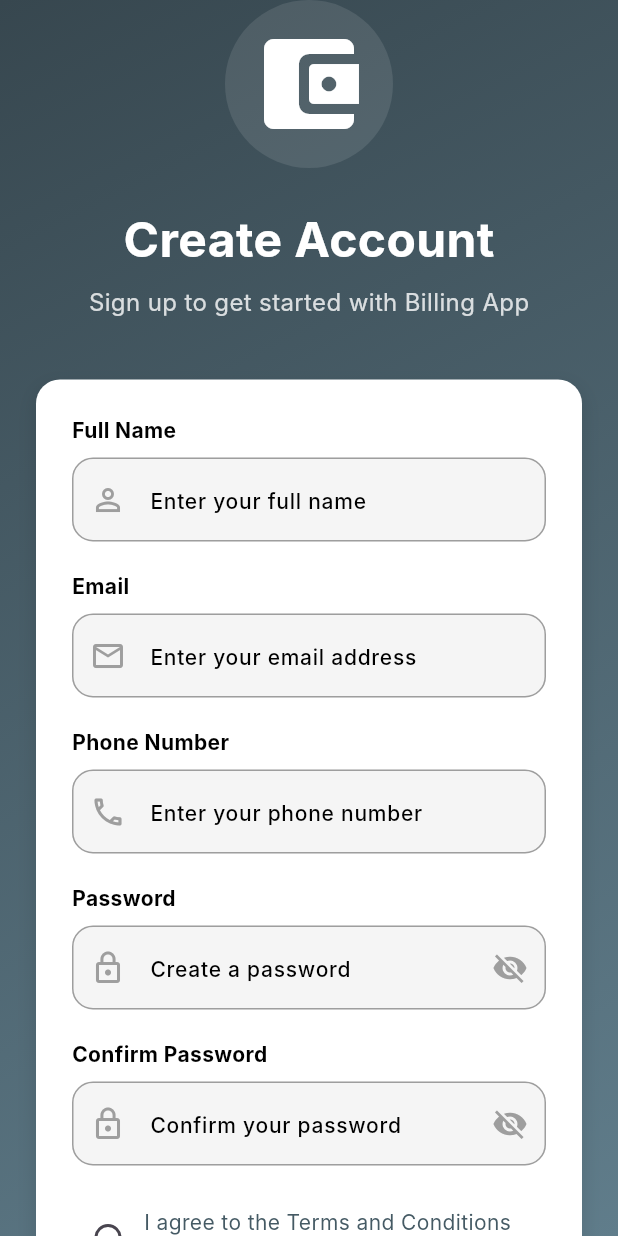
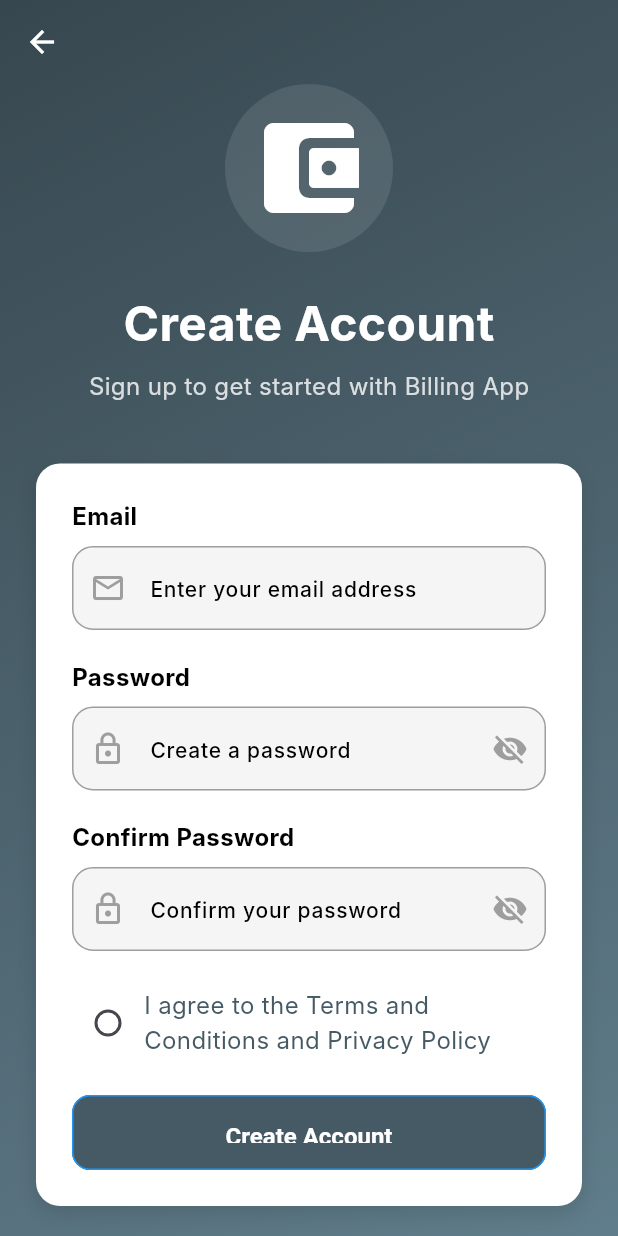
Before and after one commit to ErandaRandikaRox/Billing_App_flutter, a Flutter app: the Register screen opened directly, on a phone screen of 412 x 824 dp. Run offline on Flutter 3.47's test engine with Material 3 defaults, Android fonts, the phone set to English and light mode, and no system bars; our stand-ins replace firebase_auth, firebase_core, fl_chart, salomon_bottom_bar; accounts and stored records are empty; Roboto replaces fonts that are missing (Inter).

Commit message:
Register page created successfully

```diff
--- a/billing_app/lib/main.dart
+++ b/billing_app/lib/main.dart
@@ -1,5 +1,5 @@
 import 'package:billing_app/firebase_options.dart';
-import 'package:billing_app/pages/loging/loging.dart';
+import 'package:billing_app/services/auth/auth_gate.dart';
 import 'package:billing_app/theme/theme_data.dart';
 import 'package:firebase_core/firebase_core.dart';
 import 'package:flutter/material.dart';
@@ -21,7 +21,7 @@ class MyApp extends StatelessWidget {
       theme: MyAppTheme.lightTheme,
       darkTheme: MyAppTheme.darkTheme,
       themeMode: ThemeMode.system,
-      home: Login(),
+      home: AuthGate(),
     );
   }
 }
--- a/billing_app/lib/pages/sigup/signup.dart
+++ b/billing_app/lib/pages/sigup/signup.dart
@@ -1,5 +1,6 @@
-import 'package:billing_app/navigation_bar.dart';
 import 'package:billing_app/pages/loging/loging.dart';
+import 'package:billing_app/services/auth/auth_service.dart';
+import 'package:firebase_auth/firebase_auth.dart';
 import 'package:flutter/material.dart';
 
 class Register extends StatefulWidget {
@@ -13,10 +14,176 @@ class _RegisterState extends State<Register> {
   final _formKey = GlobalKey<FormState>();
   bool _isPasswordVisible = false;
   bool _isConfirmPasswordVisible = false;
+  bool _agreedToTerms = false;
+  bool _isLoading = false;
+
+  final TextEditingController _emailController = TextEditingController();
+  final TextEditingController _passwordController = TextEditingController();
+  final TextEditingController _confirmPasswordController = TextEditingController();
+
+  // Firebase direct instance as fallback
+  final FirebaseAuth _firebaseAuth = FirebaseAuth.instance;
+  late final AuthService _authService;
+
+  @override
+  void initState() {
+    super.initState();
+    try {
+      _authService = AuthService();
+    } catch (e) {
+      debugPrint("Error initializing AuthService: $e");
+      // Fallback handled in register method
+    }
+  }
+
+  @override
+  void dispose() {
+    _emailController.dispose();
+    _passwordController.dispose();
+    _confirmPasswordController.dispose();
+    super.dispose();
+  }
+
+  Future<void> register() async {
+    // Validate form first
+    if (!_formKey.currentState!.validate()) {
+      return;
+    }
+
+    // Check terms agreement
+    if (!_agreedToTerms) {
+      _showErrorDialog("Agreement Required", "Please agree to the Terms and Conditions.");
+      return;
+    }
+
+    // Check passwords match
+    final password = _passwordController.text.trim();
+    final confirmPassword = _confirmPasswordController.text.trim();
+
+    if (password != confirmPassword) {
+      _showErrorDialog("Password Error", "Passwords do not match.");
+      return;
+    }
+
+    // Begin loading state
+    setState(() {
+      _isLoading = true;
+    });
+
+    try {
+      final email = _emailController.text.trim();
+
+      // Try using AuthService first, fallback to direct Firebase Auth if needed
+      try {
+        debugPrint("Attempting to register with email: $email");
+
+        // Try AuthService implementation first
+        await _authService.signUpwithEmailPassword(email, password);
+      } catch (authServiceError) {
+        // If AuthService fails, try direct Firebase method as fallback
+        debugPrint("AuthService failed: $authServiceError. Trying direct Firebase method.");
+
+        // Direct Firebase Auth implementation as fallback
+        await _firebaseAuth.createUserWithEmailAndPassword(
+          email: email,
+          password: password,
+        );
+      }
+
+      debugPrint("Registration successful!");
+
+      if (!mounted) return;
+
+      // Show success message
+      ScaffoldMessenger.of(context).showSnackBar(
+        const SnackBar(
+          content: Text("Registration successful! Please login."),
+          backgroundColor: Colors.green,
+          duration: Duration(seconds: 2),
+        ),
+      );
+
+      // Wait a moment before navigating
+      Future.delayed(const Duration(milliseconds: 1500), () {
+        if (!mounted) return;
+        Navigator.pushReplacement(
+          context,
+          MaterialPageRoute(builder: (context) => const Login()),
+        );
+      });
+
+    } on FirebaseAuthException catch (e) {
+      debugPrint("Firebase Auth Error: ${e.code} - ${e.message}");
+      String errorMessage;
+
+      switch (e.code) {
+        case 'email-already-in-use':
+          errorMessage = 'This email is already registered.';
+          break;
+        case 'invalid-email':
+          errorMessage = 'The email address is not valid.';
+          break;
+        case 'weak-password':
+          errorMessage = 'Password is too weak. Use a stronger password.';
+          break;
+        case 'operation-not-allowed':
+          errorMessage = 'Email/password accounts are not enabled in Firebase.';
+          break;
+        case 'network-request-failed':
+          errorMessage = 'Network error. Please check your connection.';
+          break;
+        default:
+          errorMessage = 'Registration failed: ${e.message ?? "Unknown error"}';
+      }
+
+      _showErrorDialog("Registration Error", errorMessage);
+
+    } catch (e) {
+      debugPrint("Unexpected error during registration: $e");
+      _showErrorDialog(
+        "Registration Failed",
+        "An unexpected error occurred. Please try again later."
+      );
+    } finally {
+      // Always reset loading state if component is still mounted
+      if (mounted) {
+        setState(() {
+          _isLoading = false;
+        });
+      }
+    }
+  }
+
+  void _showErrorDialog(String title, String message) {
+    if (!mounted) return;
+
+    showDialog(
+      context: context,
+      builder: (context) => AlertDialog(
+        title: Text(title),
+        content: Text(message),
+        actions: [
+          TextButton(
+            onPressed: () => Navigator.pop(context),
+            child: const Text("OK"),
+          ),
+        ],
+      ),
+    );
+  }
 
   @override
   Widget build(BuildContext context) {
     return Scaffold(
+      appBar: AppBar(
+        backgroundColor: Colors.transparent,
+        elevation: 0,
+        leading: IconButton(
+          icon: const Icon(Icons.arrow_back, color: Colors.white),
+          onPressed: () => Navigator.of(context).pop(),
+        ),
+      ),
+      extendBodyBehindAppBar: true,
       body: Container(
         decoration: BoxDecoration(
           gradient: LinearGradient(
@@ -32,7 +199,6 @@ class _RegisterState extends State<Register> {
               child: Column(
                 mainAxisAlignment: MainAxisAlignment.center,
                 children: [
-                  // Logo and welcome section
                   Container(
                     padding: const EdgeInsets.all(16),
                     decoration: BoxDecoration(
@@ -45,9 +211,7 @@ class _RegisterState extends State<Register> {
                       color: Colors.white,
                     ),
                   ),
-
                   const SizedBox(height: 24),
-
                   const Text(
                     "Create Account",
                     style: TextStyle(
@@ -56,9 +220,7 @@ class _RegisterState extends State<Register> {
                       color: Colors.white,
                     ),
                   ),
-
                   const SizedBox(height: 8),
-
                   Text(
                     "Sign up to get started with Billing App",
                     style: TextStyle(
@@ -66,10 +228,7 @@ class _RegisterState extends State<Register> {
                       color: Colors.white.withOpacity(0.8),
                     ),
                   ),
-
                   const SizedBox(height: 40),
-
-                  // Registration Form
                   Container(
                     padding: const EdgeInsets.all(24),
                     decoration: BoxDecoration(
@@ -89,51 +248,12 @@ class _RegisterState extends State<Register> {
                       child: Column(
                         crossAxisAlignment: CrossAxisAlignment.start,
                         children: [
-                          // Full Name
-                          const Text(
-                            "Full Name",
-                            style: TextStyle(
-                              fontWeight: FontWeight.bold,
-                              fontSize: 14,
-                            ),
-                          ),
+                          const Text("Email", style: TextStyle(fontWeight: FontWeight.bold)),
                           const SizedBox(height: 8),
                           TextFormField(
-                            decoration: InputDecoration(
-                              hintText: "Enter your full name",
-                              prefixIcon: const Icon(Icons.person_outline),
-                              filled: true,
-                              fillColor: Colors.grey.shade100,
-                              border: OutlineInputBorder(
-                                borderRadius: BorderRadius.circular(12),
-                                borderSide: BorderSide.none,
-                              ),
-                              contentPadding: const EdgeInsets.symmetric(
-                                vertical: 16,
-                                horizontal: 16,
-                              ),
-                            ),
-                            validator: (value) {
-                              if (value == null || value.isEmpty) {
-                                return 'Please enter your full name';
-                              }
-                              return null;
-                            },
-                          ),
-
-                          const SizedBox(height: 20),
-
-                          // Email Field
-                          const Text(
-                            "Email",
-                            style: TextStyle(
-                              fontWeight: FontWeight.bold,
-                              fontSize: 14,
-                            ),
-                          ),
-                          const SizedBox(height: 8),
-                          TextFormField(
+                            controller: _emailController,
                             keyboardType: TextInputType.emailAddress,
+                            enabled: !_isLoading,
                             decoration: InputDecoration(
                               hintText: "Enter your email address",
                               prefixIcon: const Icon(Icons.email_outlined),
@@ -143,81 +263,32 @@ class _RegisterState extends State<Register> {
                                 borderRadius: BorderRadius.circular(12),
                                 borderSide: BorderSide.none,
                               ),
-                              contentPadding: const EdgeInsets.symmetric(
-                                vertical: 16,
-                                horizontal: 16,
-                              ),
                             ),
                             validator: (value) {
                               if (value == null || value.isEmpty) {
                                 return 'Please enter your email';
-                              } else if (!RegExp(
-                                r'^[\w-\.]+@([\w-]+\.)+[\w-]{2,4}$',
-                              ).hasMatch(value)) {
+                              } else if (!RegExp(r'^[\w-\.]+@([\w-]+\.)+[\w-]{2,4}$')
+                                  .hasMatch(value)) {
                                 return 'Please enter a valid email address';
                               }
                               return null;
                             },
                           ),
-
                           const SizedBox(height: 20),
-
-                          // Phone Number
-                          const Text(
-                            "Phone Number",
-                            style: TextStyle(
-                              fontWeight: FontWeight.bold,
-                              fontSize: 14,
-                            ),
-                          ),
+                          const Text("Password", style: TextStyle(fontWeight: FontWeight.bold)),
                           const SizedBox(height: 8),
                           TextFormField(
-                            keyboardType: TextInputType.phone,
-                            decoration: InputDecoration(
-                              hintText: "Enter your phone number",
-                              prefixIcon: const Icon(Icons.phone_outlined),
-                              filled: true,
-                              fillColor: Colors.grey.shade100,
-                              border: OutlineInputBorder(
-                                borderRadius: BorderRadius.circular(12),
-                                borderSide: BorderSide.none,
-                              ),
-                              contentPadding: const EdgeInsets.symmetric(
-                                vertical: 16,
-                                horizontal: 16,
-                              ),
-                            ),
-                            validator: (value) {
-                              if (value == null || value.isEmpty) {
-                                return 'Please enter your phone number';
-                              }
-                              return null;
-                            },
-                          ),
-
-                          const SizedBox(height: 20),
-
-                          // Password Field
-                          const Text(
-                            "Password",
-                            style: TextStyle(
-                              fontWeight: FontWeight.bold,
-                              fontSize: 14,
-                            ),
-                          ),
-                          const SizedBox(height: 8),
-                          TextFormField(
+                            controller: _passwordController,
                             obscureText: !_isPasswordVisible,
+                            enabled: !_isLoading,
                             decoration: InputDecoration(
                               hintText: "Create a password",
                               prefixIcon: const Icon(Icons.lock_outline),
                               suffixIcon: IconButton(
                                 icon: Icon(
-                                  _isPasswordVisible
-                                      ? Icons.visibility
-                                      : Icons.visibility_off,
+                                  _isPasswordVisible ? Icons.visibility : Icons.visibility_off,
                                 ),
-                                onPressed: () {
+                                onPressed: _isLoading ? null : () {
                                   setState(() {
                                     _isPasswordVisible = !_isPasswordVisible;
                                   });
@@ -229,10 +300,6 @@ class _RegisterState extends State<Register> {
                                 borderRadius: BorderRadius.circular(12),
                                 borderSide: BorderSide.none,
                               ),
-                              contentPadding: const EdgeInsets.symmetric(
-                                vertical: 16,
-                                horizontal: 16,
-                              ),
                             ),
                             validator: (value) {
                               if (value == null || value.isEmpty) {
@@ -243,33 +310,23 @@ class _RegisterState extends State<Register> {
                               return null;
                             },
                           ),
-
                           const SizedBox(height: 20),
-
-                          // Confirm Password Field
-                          const Text(
-                            "Confirm Password",
-                            style: TextStyle(
-                              fontWeight: FontWeight.bold,
-                              fontSize: 14,
-                            ),
-                          ),
+                          const Text("Confirm Password", style: TextStyle(fontWeight: FontWeight.bold)),
                           const SizedBox(height: 8),
                           TextFormField(
+                            controller: _confirmPasswordController,
                             obscureText: !_isConfirmPasswordVisible,
+                            enabled: !_isLoading,
                             decoration: InputDecoration(
                               hintText: "Confirm your password",
                               prefixIcon: const Icon(Icons.lock_outline),
                               suffixIcon: IconButton(
                                 icon: Icon(
-                                  _isConfirmPasswordVisible
-                                      ? Icons.visibility
-                                      : Icons.visibility_off,
+                                  _isConfirmPasswordVisible ? Icons.visibility : Icons.visibility_off,
                                 ),
-                                onPressed: () {
+                                onPressed: _isLoading ? null : () {
                                   setState(() {
-                                    _isConfirmPasswordVisible =
-                                        !_isConfirmPasswordVisible;
+                                    _isConfirmPasswordVisible = !_isConfirmPasswordVisible;
                                   });
                                 },
                               ),
@@ -279,91 +336,71 @@ class _RegisterState extends State<Register> {
                                 borderRadius: BorderRadius.circular(12),
                                 borderSide: BorderSide.none,
                               ),
-                              contentPadding: const EdgeInsets.symmetric(
-                                vertical: 16,
-                                horizontal: 16,
-                              ),
                             ),
                             validator: (value) {
                               if (value == null || value.isEmpty) {
                                 return 'Please confirm your password';
+                              } else if (value != _passwordController.text) {
+                                return 'Passwords do not match';
                               }
-                              // You would need to get the password value to compare
-                              // This is a simplified example
                               return null;
                             },
                           ),
-
                           const SizedBox(height: 24),
-
-                          // Terms and Conditions Checkbox
                           Row(
                             children: [
                               Checkbox(
-                                value: false,
-                                onChanged: (value) {
-                                  // Handle checkbox state
+                                value: _agreedToTerms,
+                                onChanged: _isLoading ? null : (value) {
+                                  setState(() {
+                                    _agreedToTerms = value ?? false;
+                                  });
                                 },
                                 activeColor: Colors.blueGrey.shade700,
                               ),
                               Expanded(
                                 child: Text(
                                   "I agree to the Terms and Conditions and Privacy Policy",
-                                  style: TextStyle(
-                                    color: Colors.blueGrey.shade700,
-                                    fontSize: 14,
-                                  ),
+                                  style: TextStyle(color: Colors.blueGrey.shade700),
                                 ),
                               ),
                             ],
                           ),
-
                           const SizedBox(height: 24),
-
-                          // Register Button
                           SizedBox(
                             width: double.infinity,
+                            height: 50,
                             child: ElevatedButton(
-                              onPressed: () {
-                                if (_formKey.currentState!.validate()) {
-                                  // Handle registration logic here
-                                  Navigator.push(
-                                    context,
-                                    MaterialPageRoute(
-                                      builder:
-                                          (context) => const MyNavigationbar(),
-                                    ),
-                                  );
-                                }
-                              },
+                              onPressed: _isLoading ? null : register,
                               style: ElevatedButton.styleFrom(
-                                padding: const EdgeInsets.symmetric(
-                                  vertical: 16,
-                                ),
                                 backgroundColor: Colors.blueGrey.shade700,
                                 foregroundColor: Colors.white,
                                 elevation: 0,
                                 shape: RoundedRectangleBorder(
                                   borderRadius: BorderRadius.circular(12),
                                 ),
+                                disabledBackgroundColor: Colors.blueGrey.shade300,
                               ),
-                              child: const Text(
-                                "Create Account",
-                                style: TextStyle(
-                                  fontSize: 16,
-                                  fontWeight: FontWeight.bold,
-                                ),
-                              ),
+                              child: _isLoading
+                                ? const SizedBox(
+                                    height: 24,
+                                    width: 24,
+                                    child: CircularProgressIndicator(
+                                      color: Colors.white,
+                                      strokeWidth: 2.0,
+                                    ),
+                                  )
+                                : const Text(
+                                    "Create Account",
+                                    style: TextStyle(fontSize: 16, fontWeight: FontWeight.bold),
+                                  ),
                             ),
                           ),
                         ],
                       ),
                     ),
                   ),
-
                   const SizedBox(height: 24),
-
-                  // Login prompt
                   Row(
                     mainAxisAlignment: MainAxisAlignment.center,
                     children: [
@@ -372,30 +409,15 @@ class _RegisterState extends State<Register> {
                         style: TextStyle(color: Colors.white.withOpacity(0.8)),
                       ),
                       TextButton(
-                        onPressed: () {
-                          Navigator.push(
+                        onPressed: _isLoading ? null : () {
+                          Navigator.pushReplacement(
                             context,
-                            MaterialPageRoute(
-                              builder: (context) => const Login(),
-                            ),
+                            MaterialPageRoute(builder: (context) => const Login()),
                           );
                         },
-                        child: TextButton(
-                          onPressed: () {
-                            Navigator.push(
-                              context,
-                              MaterialPageRoute(
-                                builder: (context) => const Login(),
-                              ),
-                            );
-                          },
-                          child: const Text(
-                            "Sign In",
-                            style: TextStyle(
-                              color: Colors.white,
-                              fontWeight: FontWeight.bold,
-                            ),
-                          ),
+                        child: const Text(
+                          "Sign In",
+                          style: TextStyle(color: Colors.white, fontWeight: FontWeight.bold),
                         ),
                       ),
                     ],
```
Also changed, not shown: billing_app/lib/pages/loging/loging.dart (+22 -0 lines), billing_app/lib/services/auth/auth_gate.dart (added, +24 -0 lines), billing_app/lib/services/auth/auth_service.dart (added, +48 -0 lines), billing_app/lib/services/auth_service.dart (deleted).
